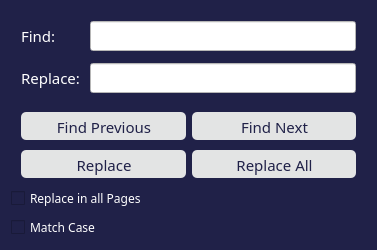
Before: the Qt Designer form FrameWorkCode/textfinder.ui in UDAAN-LEAP/leap-pe-tool, drawn with Qt 5.
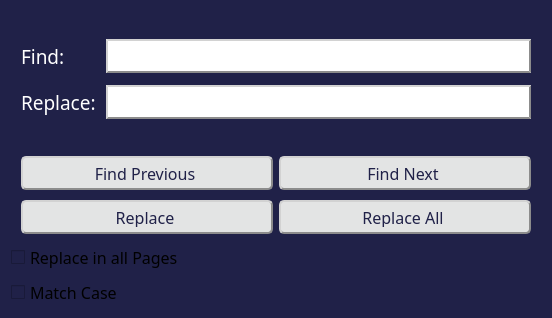
After: the same form once the commit is applied.

Diff of the .ui file:
```diff
--- a/FrameWorkCode/textfinder.ui
+++ b/FrameWorkCode/textfinder.ui
@@ -6,14 +6,14 @@
    <rect>
     <x>0</x>
     <y>0</y>
-    <width>377</width>
-    <height>214</height>
+    <width>552</width>
+    <height>318</height>
    </rect>
   </property>
   <property name="font">
    <font>
     <family>Work Sans</family>
-    <pointsize>11</pointsize>
+    <pointsize>12</pointsize>
     <weight>50</weight>
     <italic>false</italic>
     <bold>false</bold>
@@ -61,7 +61,7 @@
        <item row="0" column="0">
         <widget class="QLabel" name="findLabel">
          <property name="styleSheet">
-          <string notr="true">color: rgb(255, 255, 255);</string>
+          <string notr="true">color: rgb(255, 255, 255);font:14pt;</string>
          </property>
          <property name="text">
           <string>Find:</string>
@@ -71,14 +71,14 @@
        <item row="0" column="1">
         <widget class="QLineEdit" name="findLineEdit">
          <property name="styleSheet">
-          <string notr="true">background-color: rgb(255, 255, 255); color: black;</string>
+          <string notr="true">background-color: rgb(255, 255, 255); color: black;padding:5px;height:20px;border:2px;border-style:outset;border-color: #8c8c8c;</string>
          </property>
         </widget>
        </item>
        <item row="1" column="0">
         <widget class="QLabel" name="replaceLabel">
          <property name="styleSheet">
-          <string notr="true">color: rgb(255, 255, 255);</string>
+          <string notr="true">color: rgb(255, 255, 255);font:14pt;</string>
          </property>
          <property name="text">
           <string>Replace:</string>
@@ -88,7 +88,7 @@
        <item row="1" column="1">
         <widget class="QLineEdit" name="replaceLineEdit">
          <property name="styleSheet">
-          <string notr="true">background-color: rgb(255, 255, 255); color: black;</string>
+          <string notr="true">background-color: rgb(255, 255, 255); color: black;padding:5px;height:20px;border:2px;border-style:outset;border-color: #8c8c8c;</string>
          </property>
         </widget>
        </item>
@@ -113,7 +113,7 @@
          <item>
           <widget class="QPushButton" name="findPreviousButton">
            <property name="styleSheet">
-            <string notr="true">QPushButton{background-color:rgb(227, 228, 228);border:0px; color: rgb(32, 33, 72); height:26.96px; width: 113.5px; padding-top:1px; border-radius:4.8px; padding-left:1.3px; selection-color: rgb(32, 33, 72); selection-background-color: rgb(136, 138, 133);
+            <string notr="true">QPushButton{background-color:rgb(227, 228, 228);border:2px;color: rgb(32, 33, 72); height:20 pt; width: 113.5px; padding-top:1px; padding:5px;border-radius:4.8px; padding-left:1.3px; selection-color: rgb(32, 33, 72); selection-background-color: rgb(136, 138, 133);border-style:outset;border-color: #8c8c8c;
 } QPushButton:checked{background-color: rgb(136, 138, 133);} QPushButton:pressed {background-color: rgb(136, 138, 133);}</string>
            </property>
            <property name="text">
@@ -124,7 +124,7 @@
          <item>
           <widget class="QPushButton" name="findNextButton">
            <property name="styleSheet">
-            <string notr="true">QPushButton{background-color:rgb(227, 228, 228);border:0px; color: rgb(32, 33, 72); height:26.96px; width: 113.5px; padding-top:1px; border-radius:4.8px; padding-left:1.3px; selection-color: rgb(32, 33, 72); selection-background-color: rgb(136, 138, 133);
+            <string notr="true">QPushButton{background-color:rgb(227, 228, 228);border:2px;color: rgb(32, 33, 72); height:20 pt; width: 113.5px; padding-top:1px; padding:5px;border-radius:4.8px; padding-left:1.3px; selection-color: rgb(32, 33, 72); selection-background-color: rgb(136, 138, 133);border-style:outset;border-color: #8c8c8c;
 } QPushButton:checked{background-color: rgb(136, 138, 133);} QPushButton:pressed {background-color: rgb(136, 138, 133);}</string>
            </property>
            <property name="text">
@@ -153,14 +153,14 @@
            <property name="font">
             <font>
              <family>Work Sans</family>
-             <pointsize>11</pointsize>
+             <pointsize>12</pointsize>
              <weight>50</weight>
              <italic>false</italic>
              <bold>false</bold>
             </font>
            </property>
            <property name="styleSheet">
-            <string notr="true">QPushButton{background-color:rgb(227, 228, 228);border:0px; color: rgb(32, 33, 72); height:26.96px; width: 113.5px; padding-top:1px; border-radius:4.8px; padding-left:1.3px; selection-color: rgb(32, 33, 72); selection-background-color: rgb(136, 138, 133);
+            <string notr="true">QPushButton{background-color:rgb(227, 228, 228);border:2px;color: rgb(32, 33, 72); height:20 pt; width: 113.5px; padding-top:1px; padding:5px;border-radius:4.8px; padding-left:1.3px; selection-color: rgb(32, 33, 72); selection-background-color: rgb(136, 138, 133);border-style:outset;border-color: #8c8c8c;
 } QPushButton:checked{background-color: rgb(136, 138, 133);} QPushButton:pressed {background-color: rgb(136, 138, 133);}</string>
            </property>
            <property name="text">
@@ -173,14 +173,14 @@
            <property name="font">
             <font>
              <family>Work Sans</family>
-             <pointsize>11</pointsize>
+             <pointsize>12</pointsize>
              <weight>50</weight>
              <italic>false</italic>
              <bold>false</bold>
             </font>
            </property>
            <property name="styleSheet">
-            <string notr="true">QPushButton{background-color:rgb(227, 228, 228);border:0px; color: rgb(32, 33, 72); height:26.96px; width: 113.5px; padding-top:1px; border-radius:4.8px; padding-left:1.3px; selection-color: rgb(32, 33, 72); selection-background-color: rgb(136, 138, 133);
+            <string notr="true">QPushButton{background-color:rgb(227, 228, 228);border:2px;color: rgb(32, 33, 72); height:20 pt; width: 113.5px; padding-top:1px; padding:5px;border-radius:4.8px; padding-left:1.3px; selection-color: rgb(32, 33, 72); selection-background-color: rgb(136, 138, 133);border-style:outset;border-color: #8c8c8c;
 } QPushButton:checked{background-color: rgb(136, 138, 133);} QPushButton:pressed {background-color: rgb(136, 138, 133);}</string>
            </property>
            <property name="text">
@@ -195,7 +195,9 @@
      <item>
       <widget class="QCheckBox" name="ReplaceAllPages">
        <property name="styleSheet">
-        <string notr="true">font: 9pt; color: rgb(255, 255, 255); QCheckBox: white;</string>
+        <string notr="true">font: 14pt; color: rgb(255, 255, 255); 
+QCheckBox: :indicator{
+background-color:white;}</string>
        </property>
        <property name="text">
         <string>Replace in all Pages</string>
@@ -205,7 +207,9 @@
      <item>
       <widget class="QCheckBox" name="matchCaseCheckBox">
        <property name="styleSheet">
-        <string notr="true">font: 9pt; color: rgb(255, 255, 255);</string>
+        <string notr="true">font: 14pt; color: rgb(255, 255, 255);
+QCheckBox: :indicator{
+background-color:white;}</string>
        </property>
        <property name="text">
         <string>Match Case</string>
```
Left out of the diff: 2 changed lines with no effect on the pictures.
